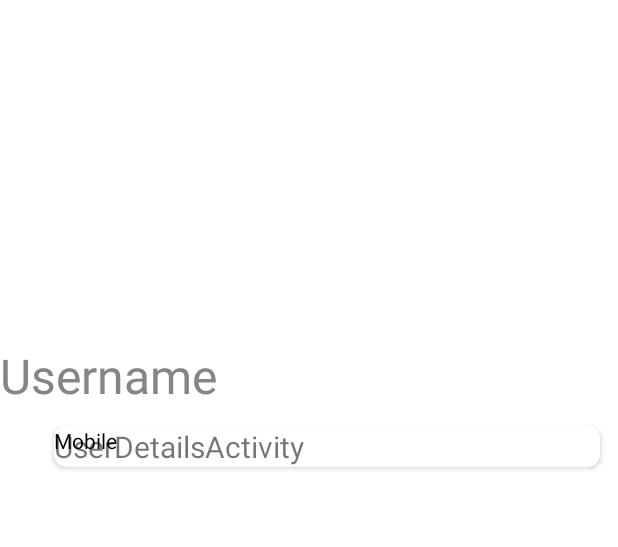
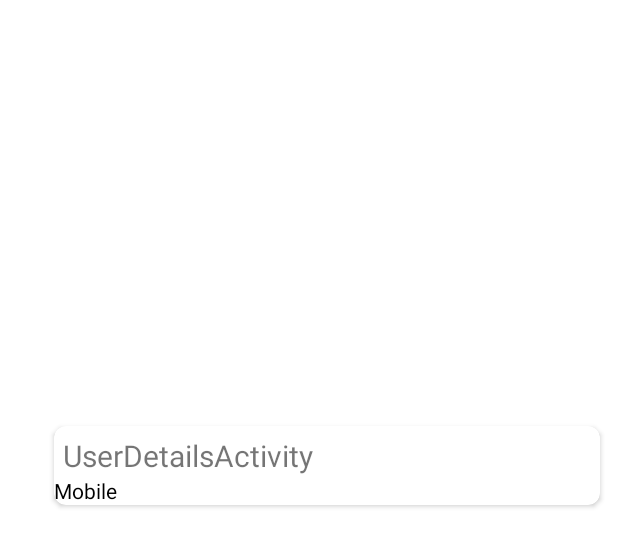
Before and after one commit to PSzandi/contact-list, an Android app: the layout activity_user_details.xml on its own in the app's theme, with its tools: preview values and no code run, on a phone screen of 412 x 824 dp. Shown: the top 547 px of the screen. Run offline under Robolectric (Android 15) with nearby library versions, the phone set to English and light mode, and no system bars.

Commit message:
Set new constraints in UserDetailsActivity

```diff
--- a/app/src/main/res/layout/activity_user_details.xml
+++ b/app/src/main/res/layout/activity_user_details.xml
@@ -11,23 +11,23 @@
         android:id="@+id/cardImage"
         android:layout_width="match_parent"
         android:layout_height="0dp"
+        android:scaleType="centerCrop"
         app:layout_constraintBottom_toBottomOf="parent"
         app:layout_constraintHeight_percent="0.33"
         app:layout_constraintTop_toTopOf="parent"
-        app:layout_constraintVertical_bias="0"
-        android:scaleType="centerCrop"/>
+        app:layout_constraintVertical_bias="0" />
 
     <TextView
         android:id="@+id/userName"
         android:layout_width="wrap_content"
         android:layout_height="wrap_content"
-        android:textSize="32dp"
-        android:textColor="@color/grey"
+        android:padding="8dp"
+        android:text="@string/user_name"
+        android:textColor="@color/white"
+        android:textSize="32sp"
         android:typeface="sans"
-        android:text="@string/UserName"
         app:layout_constraintBottom_toBottomOf="@+id/cardImage"
-        app:layout_constraintStart_toStartOf="@+id/cardImage"
-        />
+        app:layout_constraintStart_toStartOf="@+id/cardImage" />
 
     <androidx.cardview.widget.CardView
         android:id="@+id/cardWidget"
@@ -36,13 +36,13 @@
         android:layout_marginStart="36dp"
         android:layout_marginTop="12dp"
         android:layout_marginEnd="12dp"
-        android:elevation="6dp"
+        android:background="@color/white"
+        android:elevation="8dp"
         app:cardCornerRadius="8dp"
-        app:layout_constraintTop_toBottomOf="@id/cardImage"
+        app:layout_constraintEnd_toEndOf="parent"
+        app:layout_constraintTop_toBottomOf="@id/cardImage">
 
-        app:layout_constraintEnd_toEndOf="parent">
-
-        <LinearLayout
+        <androidx.constraintlayout.widget.ConstraintLayout
             android:layout_width="match_parent"
             android:layout_height="wrap_content">
 
@@ -50,31 +50,34 @@
                 android:id="@+id/tvDetails"
                 android:layout_width="match_parent"
                 android:layout_height="wrap_content"
+                android:layout_margin="6dp"
                 android:text="@string/details_title"
-                android:textSize="20dp"
+                android:textSize="20sp"
+                app:layout_constraintTop_toTopOf="parent"
+                app:layout_constraintStart_toEndOf="@+id/phoneIcon"/>
+
+            <TextView
+                android:layout_width="match_parent"
+                android:layout_height="wrap_content"
+                android:text="@string/mobile_text"
+                android:textColor="@color/black"
+                app:layout_constraintStart_toStartOf="@+id/tvDetails"
+                app:layout_constraintTop_toBottomOf="@id/tvDetails" />
+
+            <ImageView
+                android:id="@+id/phoneIcon"
+                android:layout_width="wrap_content"
+                android:layout_height="wrap_content"
+                android:layout_marginStart="6dp"
+                app:layout_constraintStart_toStartOf="parent"
+                app:layout_constraintTop_toTopOf="parent"
                 app:layout_constraintBottom_toBottomOf="parent"
-                app:layout_constraintTop_toTopOf="parent" />
+                />
 
-        </LinearLayout>
+        </androidx.constraintlayout.widget.ConstraintLayout>
 
-
-        <TextView
-            android:layout_width="match_parent"
-            android:layout_height="wrap_content"
-            android:text="Mobile"
-            android:textColor="@color/black"
-            app:layout_constraintTop_toBottomOf="@id/tvDetails"/>
 
     </androidx.cardview.widget.CardView>
 
-    <ImageView
-        android:id="@+id/phoneIcon"
-        android:layout_width="38dp"
-        android:layout_height="wrap_content"
-        app:layout_constraintEnd_toStartOf="@+id/cardWidget"
-        app:layout_constraintTop_toBottomOf="@+id/cardImage"
-        android:layout_marginTop="12dp"
-        />
-
 
 </androidx.constraintlayout.widget.ConstraintLayout>
--- a/app/src/main/res/values/strings.xml
+++ b/app/src/main/res/values/strings.xml
@@ -1,5 +1,6 @@
 <resources>
     <string name="app_name">ContactList</string>
     <string name="details_title">UserDetailsActivity</string>
-    <string name="UserName">Username</string>>
+    <string name="user_name">Username</string>
+    <string name="mobile_text">Mobile</string>
 </resources>
```
